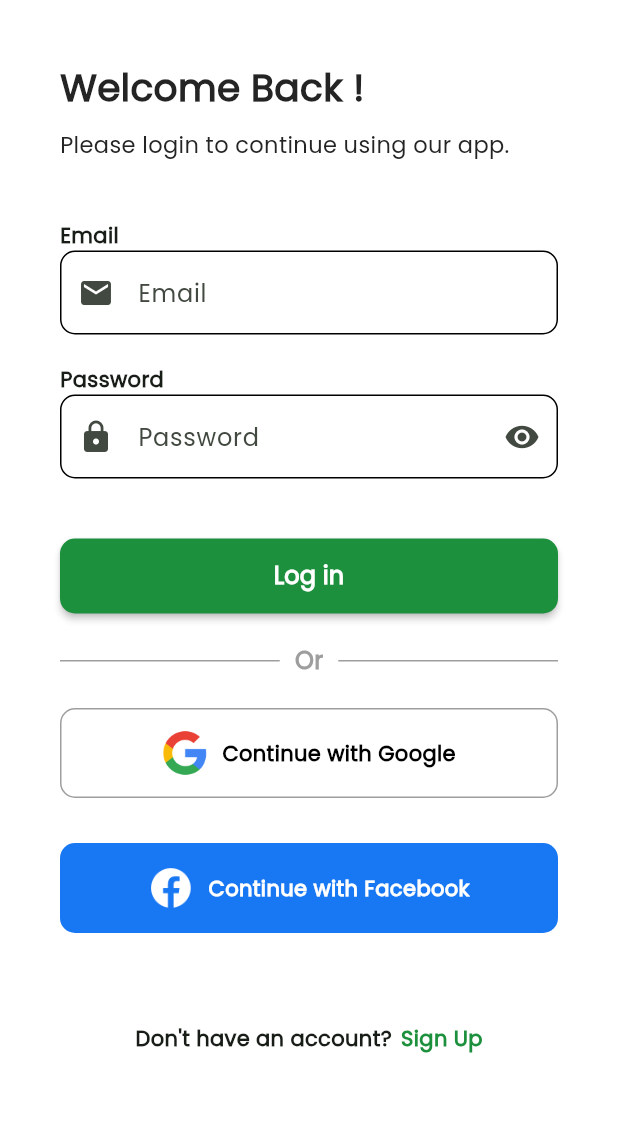
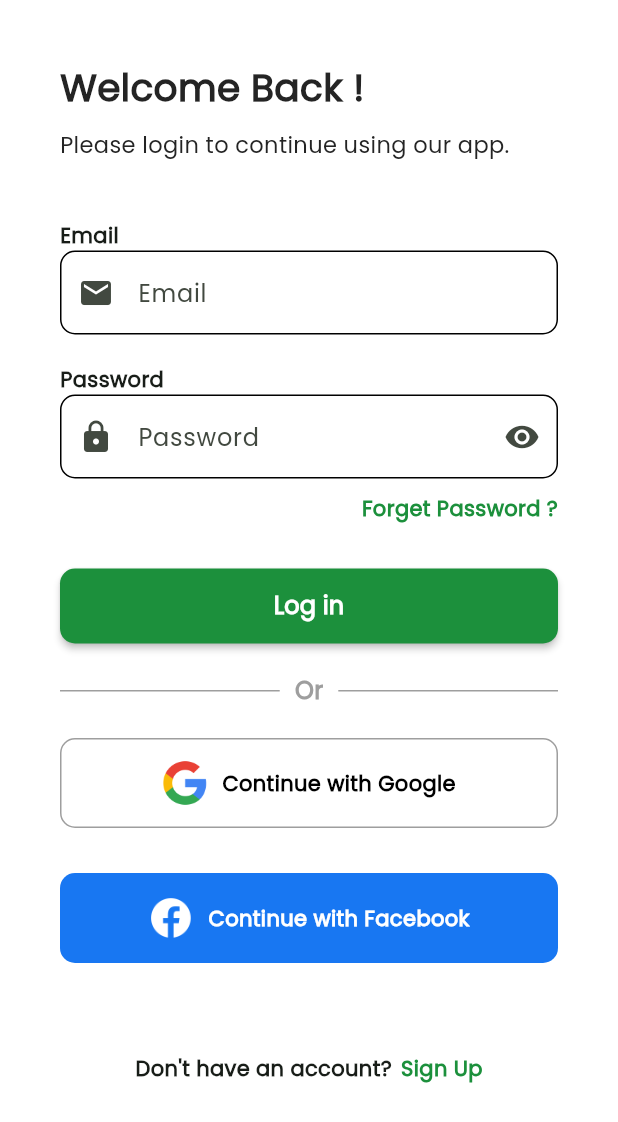
Before and after one commit to Nishan-Pradhan06/e-commerce-app-flutter, a Flutter app: the LoginPage screen opened directly, on a phone screen of 412 x 824 dp. Shown: the top 1122 px of the screen. Run offline on Flutter 3.47's test engine with Material 3 defaults, Android fonts, the phone set to English and light mode, and no system bars; our stand-ins replace get; missing offline and left inert: flutter_overboard.

Commit message:
added_new_pages-forget-pages,fix-global-key-bug

```diff
--- a/lib/controller/signup_controller.dart
+++ b/lib/controller/signup_controller.dart
@@ -1,3 +1,4 @@
+import 'package:e_commercee/views/pages/auth/signin.dart';
 import 'package:flutter/material.dart';
 import 'package:get/get.dart';
 import 'dart:async';
@@ -91,5 +92,6 @@ class SignupControllers extends GetxController {
     Future.delayed(Duration(seconds: 2));
     isSignUp = false;
     update();
+    Navigator.of(context).pop();
   }
 }
--- a/lib/views/pages/auth/signin.dart
+++ b/lib/views/pages/auth/signin.dart
@@ -1,5 +1,6 @@
 // ignore_for_file: avoid_print, must_be_immutable
 
+import 'package:e_commercee/views/pages/auth/forget_password.dart';
 import 'package:flutter/material.dart';
 import 'package:get/get.dart';
 import '../../../constant/const.dart';
@@ -64,7 +65,7 @@ class LoginPage extends StatelessWidget {
                             validator: (value) {
                               return controller.validateEmail(value);
                             },
-                            controller: controller.emailController,
+                            controller: _loginController.emailController,
                             hintText: "Email",
                             prefixIcon: const Icon(
                               Icons.email,
@@ -101,9 +102,32 @@ class LoginPage extends StatelessWidget {
                             },
                           ),
                         );
-                        }),
+                      },
+                    ),
                     const SizedBox(
-                      height: 40,
+                      height: 10,
+                    ),
+                    Align(
+                      alignment: Alignment.centerRight,
+                      child: GestureDetector(
+                        onTap: () {
+                          Navigator.of(context).push(
+                            MaterialPageRoute(
+                              builder: (context) => ForgetPassPage(),
+                            ),
+                          );
+                        },
+                        child: const Text(
+                          "Forget Password ?",
+                          style: TextStyle(
+                            color: PRIMARY_COLOR,
+                            fontWeight: FontWeight.bold,
+                          ),
+                        ),
+                      ),
+                    ),
+                    const SizedBox(
+                      height: 30,
                     ),
                     GetBuilder<LoginController>(
                         init: _loginController,
--- a/lib/views/pages/auth/signup.dart
+++ b/lib/views/pages/auth/signup.dart
@@ -198,11 +198,7 @@ class SignUp extends StatelessWidget {
                       ),
                       GestureDetector(
                         onTap: () {
-                          Navigator.of(context).push(
-                            MaterialPageRoute(
-                              builder: (context) => LoginPage(),
-                            ),
-                          );
+                          Navigator.of(context).pop();
                         },
                         child: const Text(
                           "Sign In",
```
Also changed, not shown: lib/views/pages/auth/forget_password.dart (added, +99 -0 lines). Lines whose indentation alone changed are shown as unchanged.
